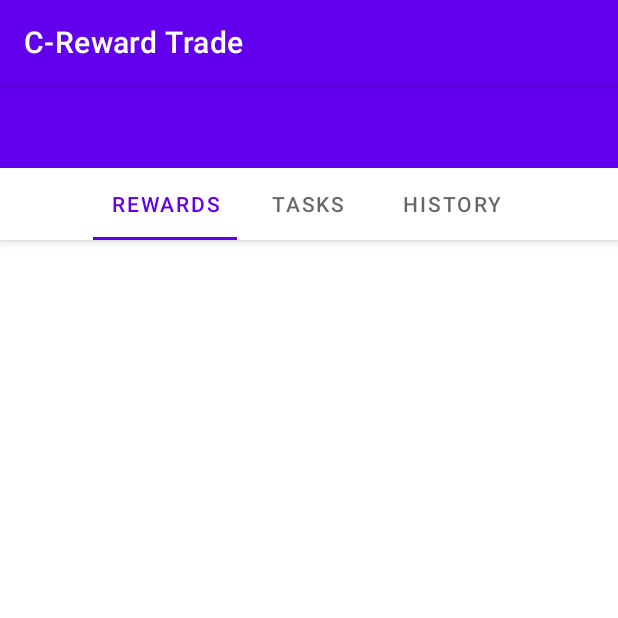
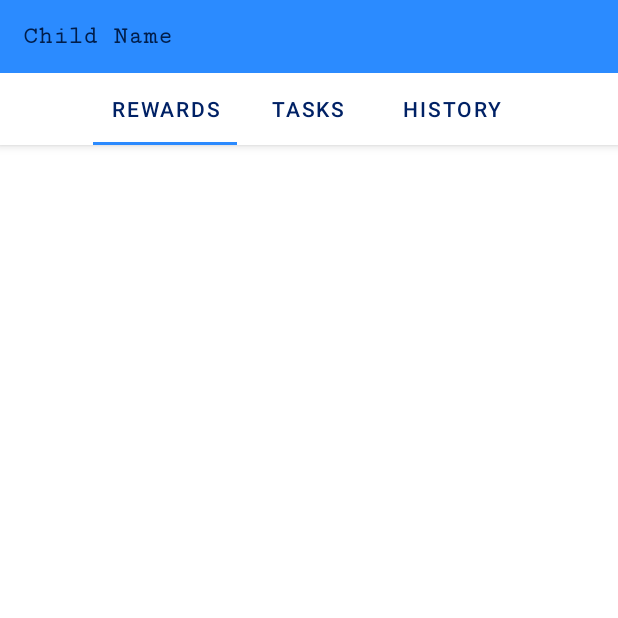
Before and after one commit to shizukura06/child-reward-trade-system, an Android app: the screen it shows after launch (MainActivity), on a phone screen of 412 x 824 dp, the top half of it. Run offline under Robolectric (Android 15) with nearby library versions, the phone set to English and light mode, and no system bars; 1 statement that could not run was skipped.

Commit message:
Testing connection. Output, currently failed. redo main xml and configure tabs

```diff
--- a/app/build.gradle
+++ b/app/build.gradle
@@ -26,6 +26,9 @@ android {
         sourceCompatibility JavaVersion.VERSION_1_8
         targetCompatibility JavaVersion.VERSION_1_8
     }
+    buildFeatures {
+        viewBinding true
+    }
 }
 
 dependencies {
--- a/app/src/main/AndroidManifest.xml
+++ b/app/src/main/AndroidManifest.xml
@@ -1,6 +1,6 @@
 <?xml version="1.0" encoding="utf-8"?>
 <manifest xmlns:android="http://schemas.android.com/apk/res/android"
-    package="cloud.lucero.crts">
+    package="cloud.lucero.crts" >
 
     <application
         android:allowBackup="true"
@@ -8,10 +8,10 @@
         android:label="@string/app_name"
         android:roundIcon="@mipmap/ic_launcher_round"
         android:supportsRtl="true"
-        android:theme="@style/Theme.CRewardTrade">
+        android:theme="@style/Theme.CRewardTrade" >
         <activity
             android:name=".MainActivity"
-            android:exported="true">
+            android:exported="true" >
             <intent-filter>
                 <action android:name="android.intent.action.MAIN" />
 
--- a/app/src/main/java/cloud/lucero/crts/MainActivity.java
+++ b/app/src/main/java/cloud/lucero/crts/MainActivity.java
@@ -1,21 +1,70 @@
 package cloud.lucero.crts;
 
 import androidx.appcompat.app.AppCompatActivity;
+import androidx.viewpager2.widget.ViewPager2;
 
 import android.os.Bundle;
+import android.util.Log;
+import android.widget.TextView;
 
-import cloud.lucero.crts.ui.main.MainFragment;
+import com.google.android.material.tabs.TabLayout;
+
+import java.sql.Connection;
+import java.sql.PreparedStatement;
+import java.sql.SQLException;
+import java.sql.ResultSet;
+
+import cloud.lucero.crts.control.DbConn;
 
 public class MainActivity extends AppCompatActivity {
+
+    TabLayout tabLayout;
+    ViewPager2 viewPager2;
+    ViewPagerAdapter viewPagerAdapter;
+    DbConn conn;
+    Connection connection;
+    TextView name, age;
 
     @Override
     protected void onCreate(Bundle savedInstanceState) {
         super.onCreate(savedInstanceState);
         setContentView(R.layout.main_activity);
-        if (savedInstanceState == null) {
-            getSupportFragmentManager().beginTransaction()
-                    .replace(R.id.container, MainFragment.newInstance())
-                    .commitNow();
+
+        tabLayout = findViewById(R.id.tabs);
+        viewPager2 = findViewById(R.id.viewpager2);
+        name = findViewById(R.id.child_name);
+        viewPagerAdapter = new ViewPagerAdapter(this);
+        viewPager2.setAdapter(viewPagerAdapter);
+
+
+        tabLayout.addOnTabSelectedListener(new TabLayout.OnTabSelectedListener() {
+            @Override
+            public void onTabSelected(TabLayout.Tab tab) {
+                viewPager2.setCurrentItem(tab.getPosition());
+            }
+
+            @Override
+            public void onTabUnselected(TabLayout.Tab tab) {
+
+            }
+
+            @Override
+            public void onTabReselected(TabLayout.Tab tab) {
+
+            }
+        });
+
+        try {
+            connection = DbConn.getConnection();
+            PreparedStatement statement = connection.prepareStatement("SELECT * FROM crts_child WHERE id = ?");
+            statement.setString(1, "1");
+            ResultSet resultSet = statement.executeQuery();
+            while (resultSet.next()) {
+                name.setText(resultSet.getString("name"));
+            }
+            connection.close();
+        } catch (Exception ex) {
+            Log.e("Error", ex.getMessage());
         }
     }
 }
--- /dev/null
+++ b/app/src/main/java/cloud/lucero/crts/ViewPagerAdapter.java
@@ -0,0 +1,31 @@
+package cloud.lucero.crts;
+
+import androidx.annotation.NonNull;
+import androidx.fragment.app.Fragment;
+import androidx.fragment.app.FragmentActivity;
+import androidx.viewpager2.adapter.FragmentStateAdapter;
+
+public class ViewPagerAdapter extends FragmentStateAdapter {
+
+    public ViewPagerAdapter(@NonNull FragmentActivity fragmentActivity) {
+        super(fragmentActivity);
+    }
+
+    @NonNull
+    @Override
+    public Fragment createFragment(int position) {
+        switch (position){
+            case 1:
+                return new tasks_tab();
+            case 2:
+                return new history_tab();
+            default:
+                return new rewards_tab();
+        }
+    }
+
+    @Override
+    public int getItemCount() {
+        return 0;
+    }
+}
--- a/app/src/main/java/cloud/lucero/crts/control/DbConn.java
+++ b/app/src/main/java/cloud/lucero/crts/control/DbConn.java
@@ -1,15 +1,31 @@
 package cloud.lucero.crts.control;
+import java.io.UnsupportedEncodingException;
 import java.sql.Connection;
 import java.sql.DriverManager;
 import java.sql.SQLException;
 import android.util.Base64;
 
 public class DbConn {
-    private static final String URL = Base64.decode("amRiYzpteXNxbDovLzE1MS4xMDYuMTE3LjUxOjMzMDYvdTgwOTIzMDcwOF9zaGl6X2xpdmU=", Base64.DEFAULT).toString();
-    private static final String USERNAME = Base64.decode("dTgwOTIzMDcwOF9zaGl6X2xpdmU=", Base64.DEFAULT).toString();
-    private static final String PASSWORD = Base64.decode("QEJjMTIzMTE=" , Base64.DEFAULT).toString();
+
+    private static byte[] data;
+    private static String URL, URL2, USERNAME, PASSWORD;
+
+    static {
+        try {
+            data = Base64.decode("amRiYzpteXNxbDovLzE1MS4xMDYuMTE3LjUxOjMzMDYvdTgwOTIzMDcwOF9zaGl6X2RiP3VzZXI9dTgwOTIzMDcwOF9zaGl6X2xpdmUmcGFzcz1AQmMxMjMxMSZ1c2VVbmljb2RlPXRydWUmY2hhcmFjdGVyRW5jb2Rpbmc9VVRGLTg=", Base64.DEFAULT);
+            URL = new String(data, "UTF-8");
+
+            data = Base64.decode("dTgwOTIzMDcwOF9zaGl6X2xpdmU=", Base64.DEFAULT);
+            USERNAME = new String(data, "UTF-8");
+
+            data = Base64.decode("QEJjMTIzMTE=", Base64.DEFAULT);
+            PASSWORD = new String(data, "UTF-8");
+        } catch (UnsupportedEncodingException e) {
+            throw new RuntimeException(e);
+        }
+    }
 
     public static Connection getConnection() throws SQLException {
-        return DriverManager.getConnection(URL, USERNAME, PASSWORD);
+        return DriverManager.getConnection(URL);
     }
 }
--- a/app/src/main/java/cloud/lucero/crts/ui/main/MainFragment.java
+++ /dev/null
@@ -1,48 +0,0 @@
-package cloud.lucero.crts.ui.main;
-
-import androidx.lifecycle.ViewModelProvider;
-
-import android.os.Bundle;
-
-import androidx.annotation.NonNull;
-import androidx.annotation.Nullable;
-import androidx.fragment.app.Fragment;
-
-import android.view.LayoutInflater;
-import android.view.View;
-import android.view.ViewGroup;
-import android.widget.Toast;
-
-import com.scottyab.rootbeer.RootBeer;
-
-import cloud.lucero.crts.R;
-
-public class MainFragment extends Fragment {
-
-    private MainViewModel mViewModel;
-
-    public static MainFragment newInstance() {
-        return new MainFragment();
-    }
-
-    @Nullable
-    @Override
-    public View onCreateView(@NonNull LayoutInflater inflater, @Nullable ViewGroup container,
-                             @Nullable Bundle savedInstanceState) {
-        return inflater.inflate(R.layout.main_fragment, container, false);
-    }
-
-    @Override
-    public void onActivityCreated(@Nullable Bundle savedInstanceState) {
-        super.onActivityCreated(savedInstanceState);
-        mViewModel = new ViewModelProvider(this).get(MainViewModel.class);
-        // TODO: Use the ViewModel
-        RootBeer rootBeer = new RootBeer(getContext());
-        if (!rootBeer.isRooted()) {
-            Toast.makeText(getContext(), "The system detected that your device is not rooted. Closing the app.", Toast.LENGTH_SHORT).show();
-            // getActivity().finish(); // Temporarily disabled for testing purposes
-        }
-
-    }
-
-}
--- a/app/src/main/res/layout/main_activity.xml
+++ b/app/src/main/res/layout/main_activity.xml
@@ -1,20 +1,35 @@
 <?xml version="1.0" encoding="utf-8"?>
-<androidx.coordinatorlayout.widget.CoordinatorLayout xmlns:android="http://schemas.android.com/apk/res/android"
+<RelativeLayout xmlns:android="http://schemas.android.com/apk/res/android"
+    xmlns:app="http://schemas.android.com/apk/res-auto"
     xmlns:tools="http://schemas.android.com/tools"
-    xmlns:app="http://schemas.android.com/apk/res-auto"
 
     android:layout_width="match_parent"
     android:layout_height="match_parent">
 
     <com.google.android.material.appbar.AppBarLayout
         android:id="@+id/appbar"
+        android:layout_width="match_parent"
         android:layout_height="wrap_content"
-        android:layout_width="match_parent">
+        android:background="#2B8BFF">
 
-        <androidx.appcompat.widget.Toolbar
-            android:layout_height="?attr/actionBarSize"
+        <LinearLayout
             android:layout_width="match_parent"
-            app:layout_scrollFlags="scroll|enterAlways"></androidx.appcompat.widget.Toolbar>
+            android:layout_height="match_parent"
+            android:orientation="horizontal">
+
+            <TextView
+                android:id="@+id/child_name"
+                android:layout_width="wrap_content"
+                android:layout_height="wrap_content"
+                android:layout_margin="15dp"
+                android:layout_weight="1"
+                android:fontFamily="serif-monospace"
+                android:text="Child Name"
+                android:textColor="#011D49"
+                android:textSize="16sp"
+                android:textStyle="bold" />
+
+        </LinearLayout>
 
         <com.google.android.material.tabs.TabLayout
             android:id="@+id/tabs"
@@ -22,7 +37,9 @@
             android:layout_height="wrap_content"
 
             android:layout_gravity="fill"
-            app:tabMode="auto">
+            app:tabIndicatorColor="#2B8AFE"
+            app:tabMode="auto"
+            app:tabTextColor="#002165">
 
             <com.google.android.material.tabs.TabItem
                 android:id="@+id/rewards_tab"
@@ -45,52 +62,9 @@
         </com.google.android.material.tabs.TabLayout>
     </com.google.android.material.appbar.AppBarLayout>
 
-    <androidx.core.widget.NestedScrollView
+    <androidx.viewpager2.widget.ViewPager2
+        android:id="@+id/viewpager2"
         android:layout_width="match_parent"
-        android:layout_height="match_parent"
+        android:layout_height="match_parent" />
 
-        app:layout_behavior="com.google.android.material.appbar.AppBarLayout$ScrollingViewBehavior">
-
-        <FrameLayout
-            android:id="@+id/container"
-            android:layout_width="match_parent"
-            android:layout_height="match_parent"
-            tools:context=".MainActivity">
-
-            <LinearLayout
-                android:layout_width="match_parent"
-                android:layout_height="match_parent"
-                android:layout_weight="1"
-                android:orientation="horizontal">
-
-                <LinearLayout
-                    android:layout_width="wrap_content"
-                    android:layout_height="match_parent"
-                    android:layout_weight="1"
-                    android:orientation="vertical">
-
-                    <androidx.recyclerview.widget.RecyclerView
-                        android:layout_width="match_parent"
-                        android:layout_height="wrap_content"
-                        android:layout_gravity="center"
-                        android:isScrollContainer="true" />
-                </LinearLayout>
-
-                <LinearLayout
-                    android:layout_width="wrap_content"
-                    android:layout_height="match_parent"
-                    android:layout_weight="1"
-                    android:orientation="vertical">
-
-                    <androidx.recyclerview.widget.RecyclerView
-                        android:layout_width="match_parent"
-                        android:layout_height="match_parent"
-                        android:layout_gravity="center" />
-                </LinearLayout>
-
-            </LinearLayout>
-
-        </FrameLayout>
-    </androidx.core.widget.NestedScrollView>
-
-</androidx.coordinatorlayout.widget.CoordinatorLayout>
+</RelativeLayout>
--- a/app/src/main/res/values/strings.xml
+++ b/app/src/main/res/values/strings.xml
@@ -1,3 +1,9 @@
 <resources>
     <string name="app_name">C-Reward Trade</string>
+    <string name="title_activity_history">History</string>
+    <string name="tab_text_1">Rewards</string>
+    <string name="tab_text_2">Tasks</string>
+    <string name="tab_text_3">History</string>
+    <!-- TODO: Remove or change this placeholder text -->
+    <string name="hello_blank_fragment">Hello blank fragment</string>
 </resources>
--- a/app/src/main/res/values/themes.xml
+++ b/app/src/main/res/values/themes.xml
@@ -2,8 +2,8 @@
     <!-- Base application theme. -->
     <style name="Theme.CRewardTrade" parent="Theme.MaterialComponents.DayNight.DarkActionBar">
         <!-- Primary brand color. -->
-        <item name="colorPrimary">@color/purple_500</item>
-        <item name="colorPrimaryVariant">@color/purple_700</item>
+        <item name="colorPrimary">#0099FF</item>
+        <item name="colorPrimaryVariant">#065B9C</item>
         <item name="colorOnPrimary">@color/white</item>
         <!-- Secondary brand color. -->
         <item name="colorSecondary">@color/teal_200</item>
@@ -11,6 +11,14 @@
         <item name="colorOnSecondary">@color/black</item>
         <!-- Status bar color. -->
         <item name="android:statusBarColor" tools:targetApi="l">?attr/colorPrimaryVariant</item>
+        <item name="windowActionBar">false</item>
+        <item name="windowNoTitle">true</item>
         <!-- Customize your theme here. -->
     </style>
+    <style name="Theme.CRewardTrade.NoActionBar">
+        <item name="windowActionBar">false</item>
+        <item name="windowNoTitle">true</item>
+    </style>
+    <style name="Theme.CRewardTrade.AppBarOverlay" parent="ThemeOverlay.AppCompat.Dark.ActionBar" />
+    <style name="Theme.CRewardTrade.PopupOverlay" parent="ThemeOverlay.AppCompat.Light" />
 </resources>
```
Also changed, not shown: app/src/main/java/cloud/lucero/crts/history_tab.java (added, +64 -0 lines), app/src/main/java/cloud/lucero/crts/rewards_tab.java (added, +64 -0 lines), app/src/main/java/cloud/lucero/crts/tasks_tab.java (added, +64 -0 lines), app/src/main/res/layout/fragment_history_tab.xml (added, +29 -0 lines), app/src/main/res/layout/fragment_rewards_tab.xml (added, +50 -0 lines), app/src/main/res/layout/fragment_tasks_tab.xml (added, +37 -0 lines), app/src/main/res/layout/main_fragment.xml (deleted, +0 -8 lines).
